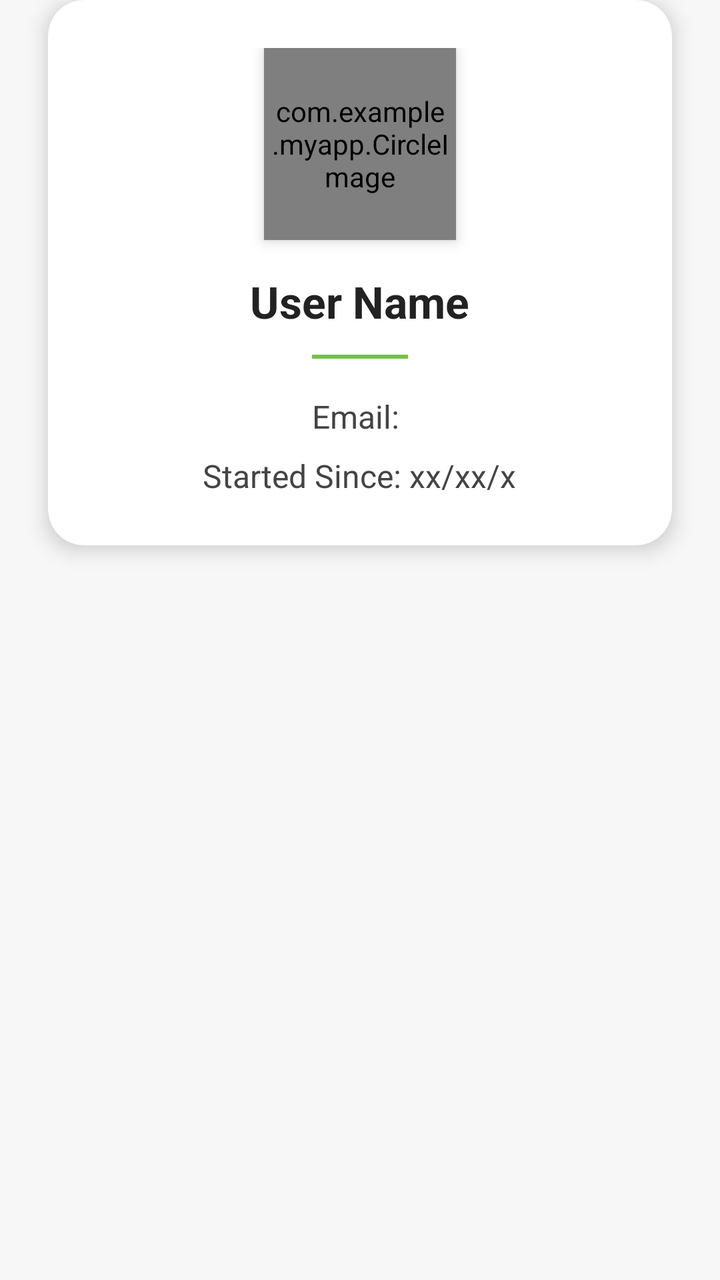
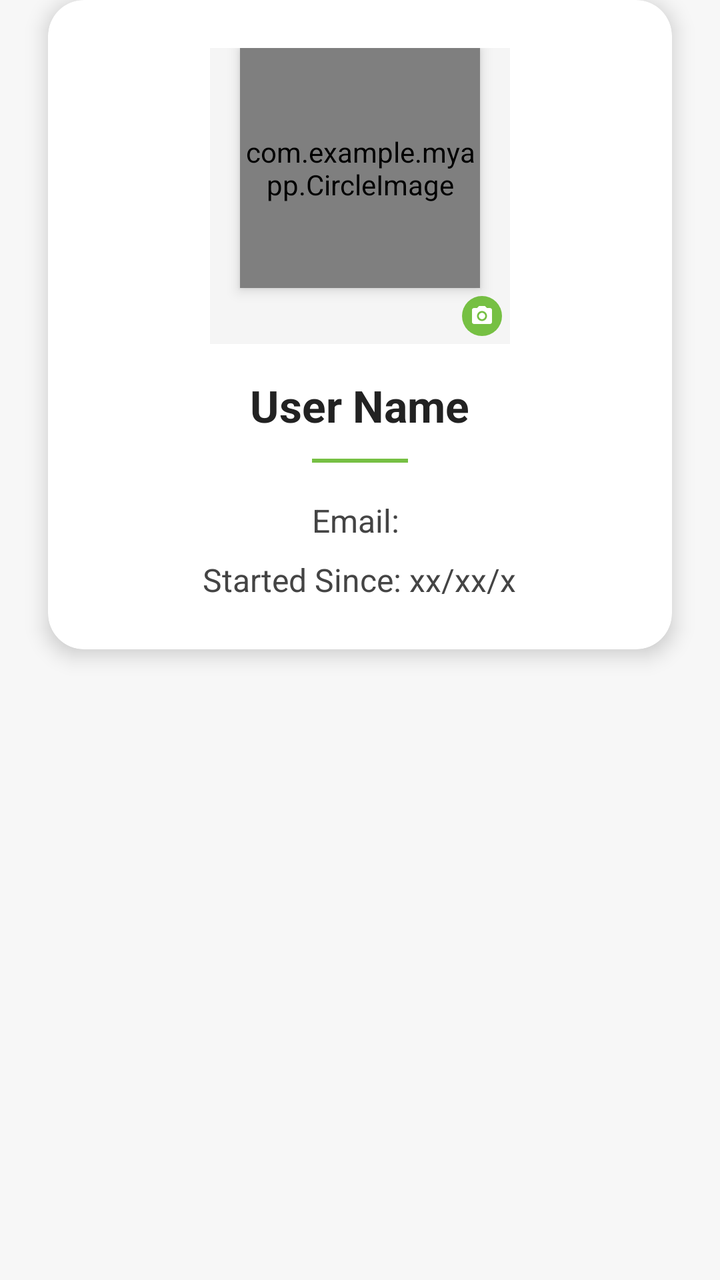

Two renders of the same Android screen: before a commit and after it. Below are the layout's source before the change and the commit's diff.
<!-- AndroidManifest.xml: application theme Theme.MyApp -->
<!-- res/layout/fragment_profile_activity.xml -->
<?xml version="1.0" encoding="utf-8"?>
<androidx.constraintlayout.widget.ConstraintLayout xmlns:android="http://schemas.android.com/apk/res/android"
    xmlns:app="http://schemas.android.com/apk/res-auto"
    xmlns:tools="http://schemas.android.com/tools"
    android:layout_width="match_parent"
    android:layout_height="match_parent"
    android:background="#F7F7F7">

    <androidx.cardview.widget.CardView
        android:layout_width="match_parent"
        android:layout_height="wrap_content"
        android:layout_margin="24dp"
        app:cardCornerRadius="18dp"
        app:cardElevation="6dp"
        app:cardBackgroundColor="@android:color/white"
        tools:ignore="MissingConstraints">

        <LinearLayout
            android:layout_width="match_parent"
            android:layout_height="wrap_content"
            android:orientation="vertical"
            android:padding="24dp"
            android:gravity="center_horizontal">

            
            <com.example.myapp.CircleImage
                android:id="@+id/profile_image"
                android:layout_width="96dp"
                android:layout_height="96dp"
                android:src="@drawable/ic_user"
                android:scaleType="centerCrop"
                android:elevation="4dp" />

            
            <TextView
                android:id="@+id/Username"
                android:layout_width="wrap_content"
                android:layout_height="wrap_content"
                android:text="User Name"
                android:textColor="#222"
                android:textSize="22sp"
                android:textStyle="bold"
                android:layout_marginTop="16dp" />

            
            <View
                android:layout_width="48dp"
                android:layout_height="2dp"
                android:background="#76C043"
                android:layout_marginTop="12dp"
                android:layout_gravity="center_horizontal" />

            
            <TextView
                android:id="@+id/User_email"
                android:layout_width="wrap_content"
                android:layout_height="wrap_content"
                android:text="Email: "
                android:textColor="#444"
                android:textSize="16sp"
                android:layout_marginTop="18dp" />


            
            <TextView
                android:id="@+id/User_started"
                android:layout_width="wrap_content"
                android:layout_height="wrap_content"
                android:text="Started Since: xx/xx/x"
                android:textColor="#444"
                android:textSize="16sp"
                android:layout_marginTop="8dp" />

        </LinearLayout>
    </androidx.cardview.widget.CardView>

</androidx.constraintlayout.widget.ConstraintLayout>
<!-- resources referenced by this layout -->
<resources>
  <!-- drawable ic_user (drawable) -->
  <?xml version="1.0" encoding="utf-8"?>
  <vector xmlns:android="http://schemas.android.com/apk/res/android"
      android:width="24dp"
      android:height="24dp"
      android:viewportWidth="24"
      android:viewportHeight="24">
      <path
          android:fillColor="#000000"
          android:pathData="M12,12c2.21,0 4,-1.79 4,-4s-1.79,-4 -4,-4 -4,1.79 -4,4 1.79,4 4,4zM12,14c-2.67,0 -8,1.34 -8,4v2h16v-2c0,-2.66 -5.33,-4 -8,-4z"/>
  </vector>
  <style name="Theme.MyApp" parent="Theme.MaterialComponents.Light.NoActionBar">
          
          <item name="colorPrimary">#76C043</item>
          <item name="colorPrimaryVariant">#5A9A32</item>
          <item name="colorOnPrimary">@color/white</item>
          
          <item name="colorSecondary">#76C043</item>
          <item name="colorSecondaryVariant">#5A9A32</item>
          <item name="colorOnSecondary">@color/black</item>
          
          <item name="android:statusBarColor">?attr/colorPrimaryVariant</item>
          
          <item name="windowActionBar">false</item>
          <item name="windowNoTitle">true</item>
      </style>
  <color name="white">#FFFFFFFF</color>
  <color name="black">#FF000000</color>
</resources>

<!-- the commit's change to res/layout/fragment_profile_activity.xml (unified diff, before → after) -->
@@ -22,14 +22,40 @@
             android:padding="24dp"
             android:gravity="center_horizontal">
 
+
+
             
-            <com.example.myapp.CircleImage
-                android:id="@+id/profile_image"
-                android:layout_width="96dp"
-                android:layout_height="96dp"
-                android:src="@drawable/ic_user"
-                android:scaleType="centerCrop"
-                android:elevation="4dp" />
+            <LinearLayout
+                android:id="@+id/image_placeholder"
+                android:layout_width="150dp"
+                android:layout_height="match_parent"
+                android:orientation="vertical"
+                android:gravity="center"
+                android:background="#F5F5F5">
+
+                
+                <com.example.myapp.CircleImage
+                    android:id="@+id/profile_image"
+                    android:layout_width="120dp"
+                    android:layout_height="120dp"
+                    android:src="@drawable/ic_user"
+                    android:scaleType="centerCrop"
+                    android:elevation="4dp" >
+
+                </com.example.myapp.CircleImage>
+                
+                <ImageView
+                    android:layout_width="20dp"
+                    android:layout_height="20dp"
+                    android:src="@drawable/ic_camera"
+                    android:layout_gravity="bottom|end"
+                    android:layout_margin="4dp"
+                    android:background="@drawable/camera_icon_background"
+                    android:padding="4dp"
+                    app:tint="#FFFFFF"/>
+
+                
+            </LinearLayout>
 
             
             <TextView
<!-- resource entries referenced after the edit -->
@@ -1,5 +1,25 @@
 <!-- resources referenced by this layout -->
 <resources>
+  <!-- drawable camera_icon_background (drawable) -->
+  <?xml version="1.0" encoding="utf-8"?>
+  <shape xmlns:android="http://schemas.android.com/apk/res/android"
+      android:shape="oval">
+      <solid android:color="#76C043" />
+  </shape>
+  <!-- drawable ic_camera (drawable) -->
+  <?xml version="1.0" encoding="utf-8"?>
+  <vector xmlns:android="http://schemas.android.com/apk/res/android"
+      android:width="24dp"
+      android:height="24dp"
+      android:viewportWidth="24"
+      android:viewportHeight="24">
+      <path
+          android:fillColor="#FFFFFF"
+          android:pathData="M12,12m-3.2,0a3.2,3.2 0,1 1,6.4 0a3.2,3.2 0,1 1,-6.4 0"/>
+      <path
+          android:fillColor="#FFFFFF"
+          android:pathData="M9,2L7.17,4L4,4c-1.1,0 -2,0.9 -2,2v12c0,1.1 0.9,2 2,2h16c1.1,0 2,-0.9 2,-2L22,6c0,-1.1 -0.9,-2 -2,-2h-3.17L15,2L9,2zM12,17c-2.76,0 -5,-2.24 -5,-5s2.24,-5 5,-5 5,2.24 5,5 -2.24,5 -5,5z"/>
+  </vector>
   <!-- drawable ic_user (drawable) -->
   <?xml version="1.0" encoding="utf-8"?>
   <vector xmlns:android="http://schemas.android.com/apk/res/android"
